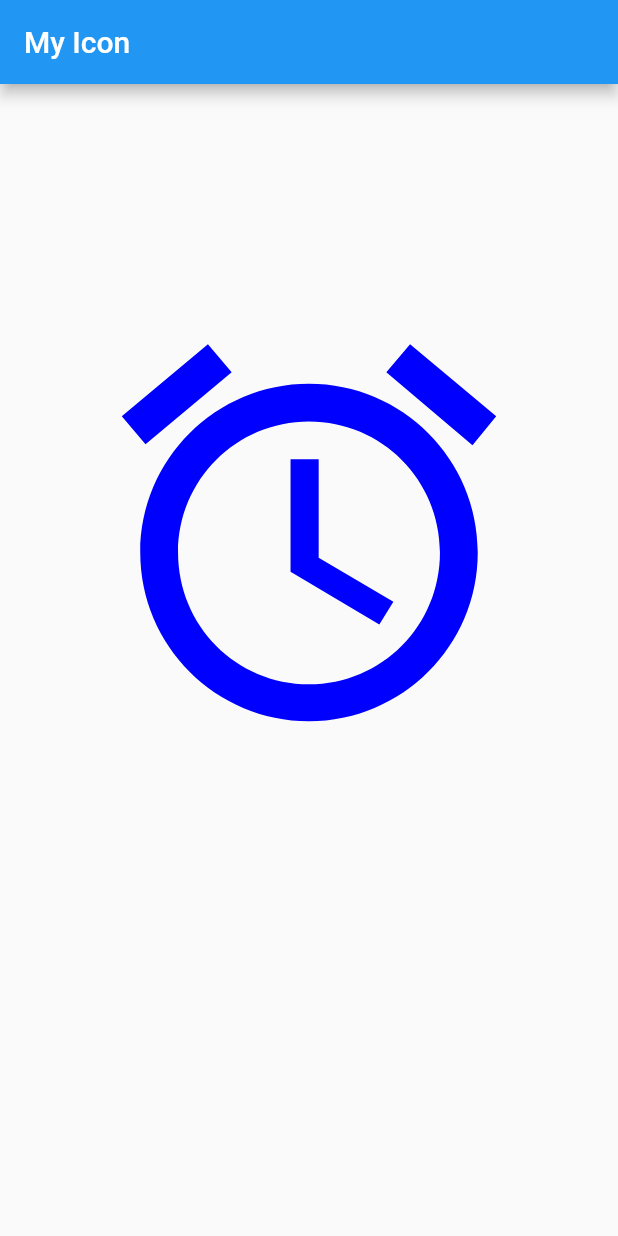
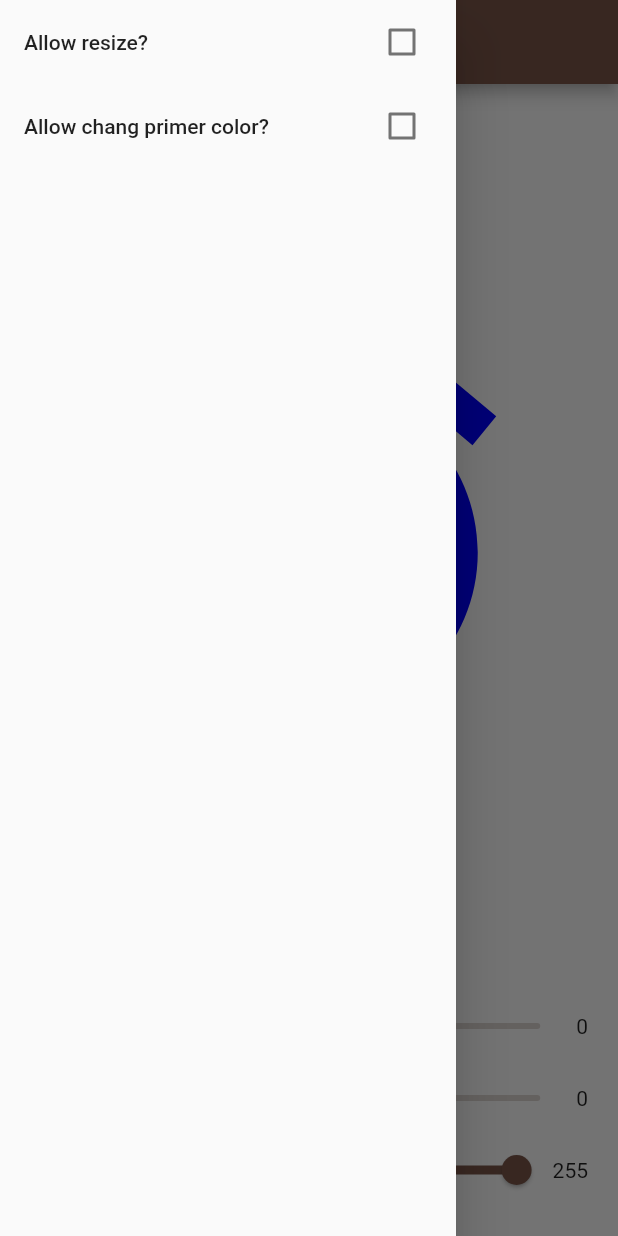
Before and after one commit to zahraAfa/exercise_1_MAP, a Flutter app: the screen it shows after launch, with the side drawer open (before the commit the screen has no drawer), on a phone screen of 412 x 824 dp. Run offline on Flutter 3.47's test engine with Material 2 defaults, Android fonts, the phone set to English and light mode, and no system bars.

Commit message:
final commit

```diff
--- a/lib/main.dart
+++ b/lib/main.dart
@@ -10,7 +10,7 @@ class MyApp extends StatelessWidget {
     return MaterialApp(
       title: 'Exercise 1 MAP',
       theme: ThemeData(
-        primarySwatch: Colors.blue,
+        primarySwatch: Colors.brown,
       ),
       home: MyHomePage(title: 'My Icon'),
     );
@@ -150,6 +150,30 @@ class _MyHomePageState extends State<MyHomePage> {
                 ]
               : [],
         ),
+        drawer: Drawer(
+            child: ListView(
+          padding: EdgeInsets.zero,
+          children: [
+            CheckboxListTile(
+              title: Text('Allow resize?'),
+              value: _resize,
+              onChanged: (bool value) {
+                setState(() {
+                  _resize = value;
+                });
+              },
+            ),
+            CheckboxListTile(
+              title: Text('Allow chang primer color?'),
+              value: _recolor,
+              onChanged: (bool value) {
+                setState(() {
+                  _recolor = value;
+                });
+              },
+            )
+          ],
+        )),
         body: Center(
           child: Container(
             child: Column(
@@ -163,6 +187,104 @@ class _MyHomePageState extends State<MyHomePage> {
                     color: Color.fromRGBO(_red, _green, _blue, 1),
                   ),
                 ),
+                Container(
+                  margin: EdgeInsets.fromLTRB(0, 0, 20, 20),
+                  child: Column(
+                    // mainAxisAlignment: MainAxisAlignment.end,
+                    children: [
+                      Row(
+                        children: [
+                          Expanded(
+                            child: Slider(
+                              activeColor: Colors.brown,
+                              value: _red.toDouble(),
+                              min: 0.0,
+                              max: 255.0,
+                              onChanged: (value) {
+                                setState(() {
+                                  _red = value.toInt();
+                                });
+                              },
+                            ),
+                          ),
+                          _recolor
+                              ? FloatingActionButton(
+                                  backgroundColor: Colors.red,
+                                  onPressed: () {
+                                    setState(() {
+                                      _red = 255;
+                                      _green = 0;
+                                      _blue = 0;
+                                    });
+                                  },
+                                  child: Text("$_red"),
+                                )
+                              : Text("$_red"),
+                        ],
+                      ),
+                      Row(
+                        children: [
+                          Expanded(
+                            child: Slider(
+                              activeColor: Colors.brown,
+                              value: _green.toDouble(),
+                              min: 0.0,
+                              max: 255.0,
+                              onChanged: (value) {
+                                setState(() {
+                                  _green = value.toInt();
+                                });
+                              },
+                            ),
+                          ),
+                          _recolor
+                              ? FloatingActionButton(
+                                  backgroundColor: Colors.green,
+                                  onPressed: () {
+                                    setState(() {
+                                      _red = 0;
+                                      _green = 255;
+                                      _blue = 0;
+                                    });
+                                  },
+                                  child: Text("$_green"),
+                                )
+                              : Text("$_green"),
+                        ],
+                      ),
+                      Row(
+                        children: [
+                          Expanded(
+                            child: Slider(
+                              activeColor: Colors.brown,
+                              value: _blue.toDouble(),
+                              min: 0.0,
+                              max: 255.0,
+                              onChanged: (value) {
+                                setState(() {
+                                  _blue = value.toInt();
+                                });
+                              },
+                            ),
+                          ),
+                          _recolor
+                              ? FloatingActionButton(
+                                  backgroundColor: Colors.blue,
+                                  onPressed: () {
+                                    setState(() {
+                                      _red = 0;
+                                      _green = 0;
+                                      _blue = 255;
+                                    });
+                                  },
+                                  child: Text("$_blue"),
+                                )
+                              : Text("$_blue"),
+                        ],
+                      )
+                    ],
+                  ),
+                )
               ],
             ),
           ),
```
